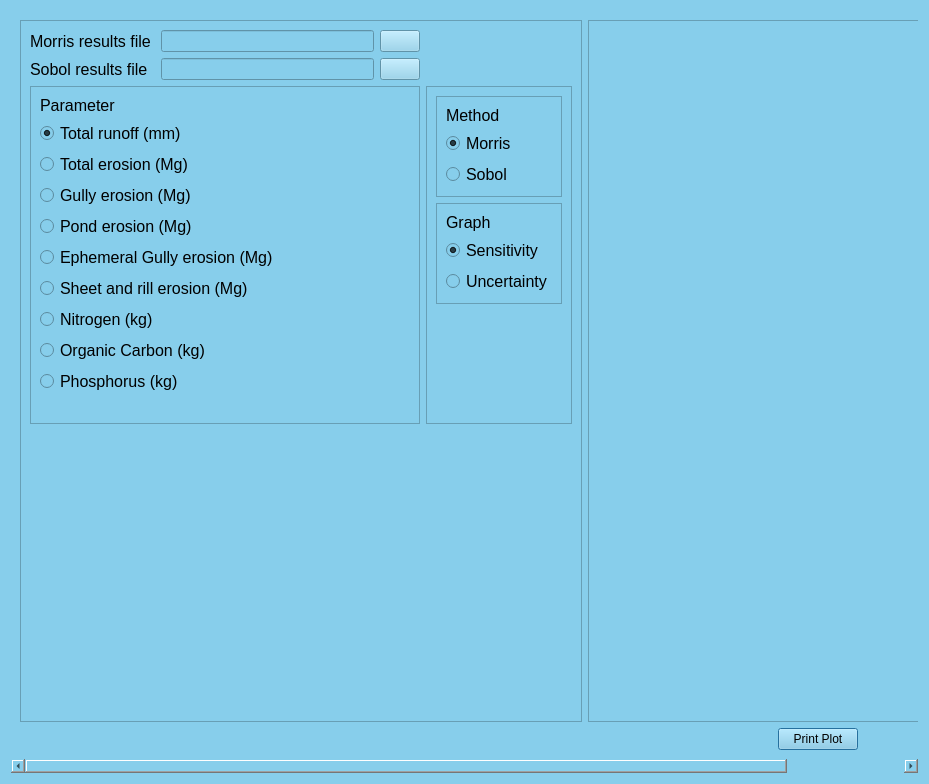
First picture: the form in ui/results_sensitivity.ui, repository Inigobarbe/QAnnAGNPS, before the edit.
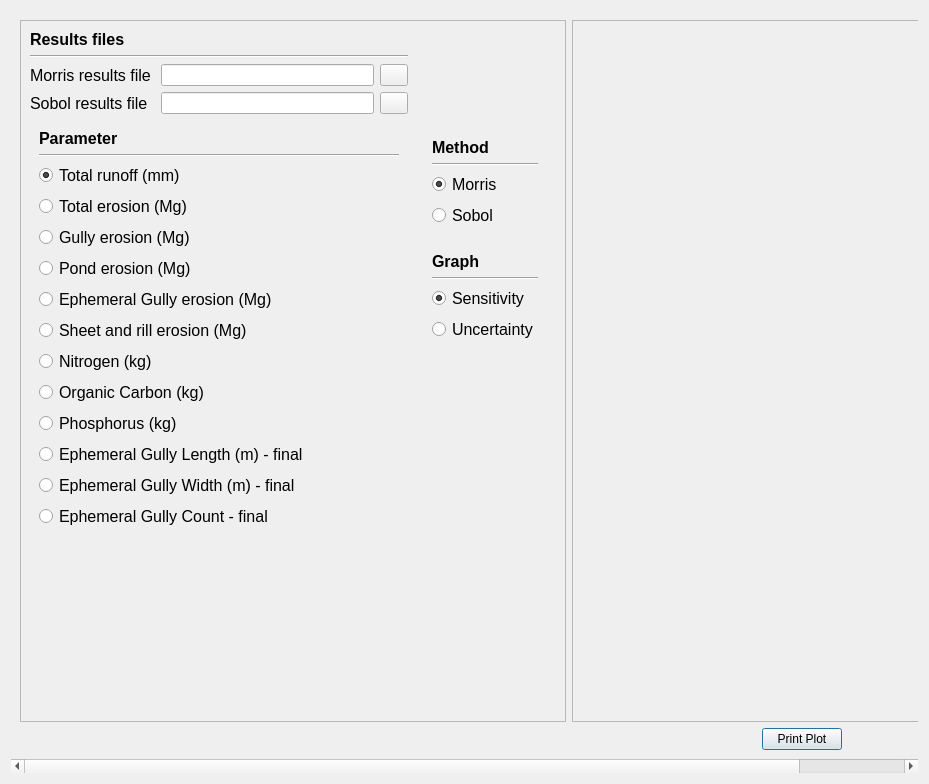
Second picture: the form after the edit.

Diff of the .ui file:
```diff
--- a/ui/results_sensitivity.ui
+++ b/ui/results_sensitivity.ui
@@ -11,14 +11,7 @@
    </rect>
   </property>
   <property name="windowTitle">
-   <string>Dialog</string>
-  </property>
-  <property name="styleSheet">
-   <string notr="true">/* Background color for main window*/
-background-color: #87CEEB
-
-
-</string>
+   <string>Sensitivity Analysis Results</string>
   </property>
   <layout class="QGridLayout" name="gridLayout">
    <item row="0" column="0">
@@ -104,22 +97,16 @@
           <enum>QFrame::Raised</enum>
          </property>
          <layout class="QGridLayout" name="gridLayout_33">
-          <item row="2" column="2">
+          <item row="4" column="2">
            <widget class="QFrame" name="frame_26">
             <property name="frameShape">
-             <enum>QFrame::StyledPanel</enum>
-            </property>
-            <property name="frameShadow">
-             <enum>QFrame::Raised</enum>
+             <enum>QFrame::NoFrame</enum>
             </property>
             <layout class="QVBoxLayout" name="verticalLayout_16">
              <item>
               <widget class="QFrame" name="frame_47">
                <property name="frameShape">
-                <enum>QFrame::StyledPanel</enum>
-               </property>
-               <property name="frameShadow">
-                <enum>QFrame::Raised</enum>
+                <enum>QFrame::NoFrame</enum>
                </property>
                <layout class="QGridLayout" name="gridLayout_100">
                 <item row="0" column="0">
@@ -128,6 +115,8 @@
                    <font>
                     <family>MS Shell Dlg 2</family>
                     <pointsize>12</pointsize>
+                    <weight>75</weight>
+                    <bold>true</bold>
                    </font>
                   </property>
                   <property name="text">
@@ -136,6 +125,13 @@
                  </widget>
                 </item>
                 <item row="1" column="0">
+                 <widget class="Line" name="line_method">
+                  <property name="orientation">
+                   <enum>Qt::Horizontal</enum>
+                  </property>
+                 </widget>
+                </item>
+                <item row="2" column="0">
                  <widget class="QRadioButton" name="radio_morris">
                   <property name="font">
                    <font>
@@ -151,7 +147,7 @@
                   </property>
                  </widget>
                 </item>
-                <item row="2" column="0">
+                <item row="3" column="0">
                  <widget class="QRadioButton" name="radio_sobol">
                   <property name="font">
                    <font>
@@ -170,10 +166,7 @@
              <item>
               <widget class="QFrame" name="frame_36">
                <property name="frameShape">
-                <enum>QFrame::StyledPanel</enum>
-               </property>
-               <property name="frameShadow">
-                <enum>QFrame::Raised</enum>
+                <enum>QFrame::NoFrame</enum>
                </property>
                <layout class="QGridLayout" name="gridLayout_58">
                 <item row="0" column="0">
@@ -181,6 +174,8 @@
                   <property name="font">
                    <font>
                     <pointsize>12</pointsize>
+                    <weight>75</weight>
+                    <bold>true</bold>
                    </font>
                   </property>
                   <property name="text">
@@ -189,6 +184,13 @@
                  </widget>
                 </item>
                 <item row="1" column="0">
+                 <widget class="Line" name="line_graph_type">
+                  <property name="orientation">
+                   <enum>Qt::Horizontal</enum>
+                  </property>
+                 </widget>
+                </item>
+                <item row="2" column="0">
                  <widget class="QRadioButton" name="radio_sensitivity">
                   <property name="font">
                    <font>
@@ -203,7 +205,7 @@
                   </property>
                  </widget>
                 </item>
-                <item row="2" column="0">
+                <item row="3" column="0">
                  <widget class="QRadioButton" name="radio_uncertainty">
                   <property name="font">
                    <font>
@@ -234,16 +236,35 @@
             </layout>
            </widget>
           </item>
-          <item row="2" column="0" colspan="2">
+          <item row="4" column="0" colspan="2">
            <widget class="QFrame" name="frame_18">
             <property name="frameShape">
-             <enum>QFrame::StyledPanel</enum>
-            </property>
-            <property name="frameShadow">
-             <enum>QFrame::Raised</enum>
+             <enum>QFrame::NoFrame</enum>
             </property>
             <layout class="QGridLayout" name="gridLayout_31">
-             <item row="4" column="0">
+             <item row="0" column="0">
+              <widget class="QLabel" name="label_71">
+               <property name="font">
+                <font>
+                 <family>MS Shell Dlg 2</family>
+                 <pointsize>12</pointsize>
+                 <weight>75</weight>
+                 <bold>true</bold>
+                </font>
+               </property>
+               <property name="text">
+                <string>Parameter</string>
+               </property>
+              </widget>
+             </item>
+             <item row="1" column="0">
+              <widget class="Line" name="line_parameter">
+               <property name="orientation">
+                <enum>Qt::Horizontal</enum>
+               </property>
+              </widget>
+             </item>
+             <item row="5" column="0">
               <widget class="QRadioButton" name="pond_erosion">
                <property name="font">
                 <font>
@@ -256,7 +277,7 @@
                </property>
               </widget>
              </item>
-             <item row="2" column="0">
+             <item row="3" column="0">
               <widget class="QRadioButton" name="total_erosion">
                <property name="font">
                 <font>
@@ -269,7 +290,7 @@
                </property>
               </widget>
              </item>
-             <item row="9" column="0">
+             <item row="10" column="0">
               <widget class="QRadioButton" name="phosphorus_erosion">
                <property name="font">
                 <font>
@@ -282,7 +303,7 @@
                </property>
               </widget>
              </item>
-             <item row="8" column="0">
+             <item row="9" column="0">
               <widget class="QRadioButton" name="carbon_erosion">
                <property name="font">
                 <font>
@@ -295,7 +316,7 @@
                </property>
               </widget>
              </item>
-             <item row="7" column="0">
+             <item row="8" column="0">
               <widget class="QRadioButton" name="nitrogen_erosion">
                <property name="font">
                 <font>
@@ -308,7 +329,7 @@
                </property>
               </widget>
              </item>
-             <item row="5" column="0">
+             <item row="6" column="0">
               <widget class="QRadioButton" name="ephemeral_erosion">
                <property name="font">
                 <font>
@@ -321,7 +342,7 @@
                </property>
               </widget>
              </item>
-             <item row="1" column="0">
+             <item row="2" column="0">
               <widget class="QRadioButton" name="runoff">
                <property name="font">
                 <font>
@@ -337,7 +358,7 @@
                </property>
               </widget>
              </item>
-             <item row="6" column="0">
+             <item row="7" column="0">
               <widget class="QRadioButton" name="sheet_erosion">
                <property name="font">
                 <font>
@@ -350,7 +371,7 @@
                </property>
               </widget>
              </item>
-             <item row="3" column="0">
+             <item row="4" column="0">
               <widget class="QRadioButton" name="gully_erosion">
                <property name="font">
                 <font>
@@ -363,8 +384,8 @@
                </property>
               </widget>
              </item>
-             <item row="0" column="0">
-              <widget class="QLabel" name="label_71">
+             <item row="11" column="0">
+              <widget class="QRadioButton" name="gully_length">
                <property name="font">
                 <font>
                  <family>MS Shell Dlg 2</family>
@@ -372,11 +393,37 @@
                 </font>
                </property>
                <property name="text">
-                <string>Parameter</string>
+                <string>Ephemeral Gully Length (m) - final</string>
                </property>
               </widget>
              </item>
-             <item row="10" column="0">
+             <item row="12" column="0">
+              <widget class="QRadioButton" name="gully_width">
+               <property name="font">
+                <font>
+                 <family>MS Shell Dlg 2</family>
+                 <pointsize>12</pointsize>
+                </font>
+               </property>
+               <property name="text">
+                <string>Ephemeral Gully Width (m) - final</string>
+               </property>
+              </widget>
+             </item>
+             <item row="13" column="0">
+              <widget class="QRadioButton" name="gully_count">
+               <property name="font">
+                <font>
+                 <family>MS Shell Dlg 2</family>
+                 <pointsize>12</pointsize>
+                </font>
+               </property>
+               <property name="text">
+                <string>Ephemeral Gully Count - final</string>
+               </property>
+              </widget>
+             </item>
+             <item row="14" column="0">
               <spacer name="horizontalSpacer_14">
                <property name="orientation">
                 <enum>Qt::Horizontal</enum>
@@ -393,6 +440,28 @@
            </widget>
           </item>
           <item row="0" column="0" colspan="2">
+           <widget class="QLabel" name="label_results_files_title">
+            <property name="font">
+             <font>
+              <family>MS Shell Dlg 2</family>
+              <pointsize>12</pointsize>
+              <weight>75</weight>
+              <bold>true</bold>
+             </font>
+            </property>
+            <property name="text">
+             <string>Results files</string>
+            </property>
+           </widget>
+          </item>
+          <item row="1" column="0" colspan="2">
+           <widget class="Line" name="line_results_files">
+            <property name="orientation">
+             <enum>Qt::Horizontal</enum>
+            </property>
+           </widget>
+          </item>
+          <item row="2" column="0" colspan="2">
            <layout class="QHBoxLayout" name="horizontalLayout_124">
             <item>
              <widget class="QLabel" name="label_128">
@@ -425,6 +494,12 @@
             </item>
             <item>
              <widget class="QPushButton" name="browse">
+              <property name="maximumSize">
+               <size>
+                <width>28</width>
+                <height>16777215</height>
+               </size>
+              </property>
               <property name="text">
                <string/>
               </property>
@@ -432,7 +507,7 @@
             </item>
            </layout>
           </item>
-          <item row="1" column="0" colspan="2">
+          <item row="3" column="0" colspan="2">
            <layout class="QHBoxLayout" name="horizontalLayout_126">
             <item>
              <widget class="QLabel" name="label_129">
@@ -465,6 +540,12 @@
             </item>
             <item>
              <widget class="QPushButton" name="browse_2">
+              <property name="maximumSize">
+               <size>
+                <width>28</width>
+                <height>16777215</height>
+               </size>
+              </property>
               <property name="text">
                <string/>
               </property>
@@ -472,7 +553,7 @@
             </item>
            </layout>
           </item>
-          <item row="3" column="0">
+          <item row="5" column="0">
            <spacer name="verticalSpacer_9">
             <property name="orientation">
              <enum>Qt::Vertical</enum>
```
